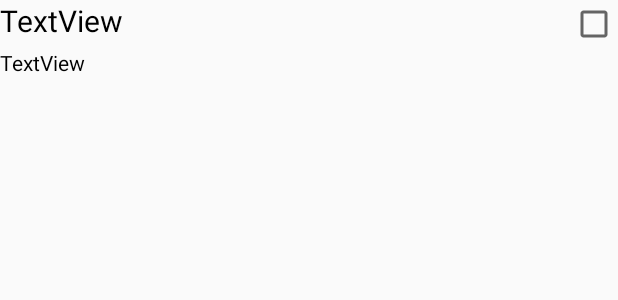
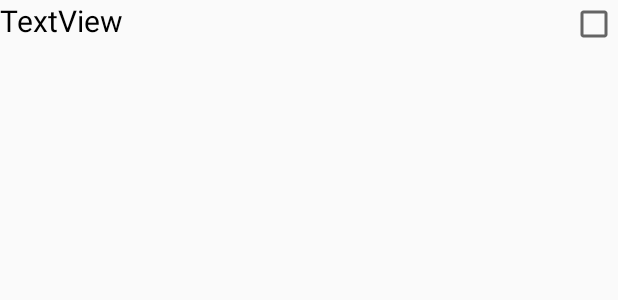
Before and after one commit to FrigoPlacard/projet, an Android app: the layout layout_produit_courses.xml on its own in the app's theme, with its tools: preview values and no code run, on a phone screen of 412 x 824 dp. Shown: the top 300 px of the screen. Run offline under Robolectric (Android 15) with nearby library versions, the phone set to English and light mode, and no system bars; network calls fail.

Commit message:
derniere correction

```diff
--- a/FrigoMalin/app/src/main/java/com/example/ensai/frigomalin/VoirProduit.java
+++ b/FrigoMalin/app/src/main/java/com/example/ensai/frigomalin/VoirProduit.java
@@ -136,8 +136,6 @@ public class VoirProduit extends AppCompatActivity {
             produit = new Produit(nom, quantite+1, date, categorie, url, id);
             CoursesDAO coursesDAO = new CoursesDAO(this);
             coursesDAO.create(produit);
-
-            startActivity(new Intent(VoirProduit.this,VoirPlacard.class));
             Toast.makeText(VoirProduit.this, "Produit supprimé", Toast.LENGTH_SHORT).show();
 
         }
--- a/FrigoMalin/app/src/main/res/layout/activity_ajout_element.xml
+++ b/FrigoMalin/app/src/main/res/layout/activity_ajout_element.xml
@@ -65,7 +65,7 @@
         android:layout_height="wrap_content"
         android:text="@string/ajouter"
         android:id="@+id/boutonajouter"
-        android:onClick="ajouter_prod"
+        android:onClick="ajouter"
         android:background="@color/colorAccent"/>
 
 
--- a/FrigoMalin/app/src/main/res/layout/layout_produit_courses.xml
+++ b/FrigoMalin/app/src/main/res/layout/layout_produit_courses.xml
@@ -23,14 +23,4 @@
 </LinearLayout>
 
 
-    <TextView
-        android:text="TextView"
-        android:layout_width="match_parent"
-        android:layout_height="wrap_content"
-        android:id="@+id/quantite_produit_c"
-        android:textColor="@android:color/black"/>
-
-
-
-
 </LinearLayout>
```
